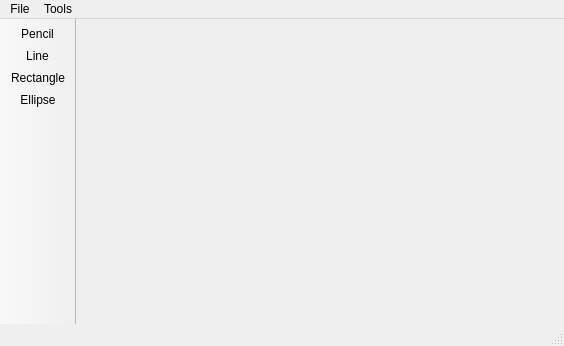
Before: the Qt Designer form mainwindow.ui in stand-by/MyPaint, drawn with Qt 5.
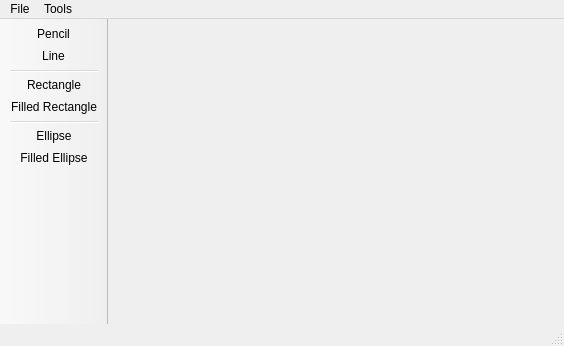
After: the same form once the commit is applied. Icons and pictures are not drawn.

Commit message: add icons for filled rectange and ellipse; remove messaage in status bar

```diff
--- a/mainwindow.ui
+++ b/mainwindow.ui
@@ -65,8 +65,12 @@
    </attribute>
    <addaction name="actionPencil"/>
    <addaction name="actionLine"/>
+   <addaction name="separator"/>
    <addaction name="actionRectangle"/>
+   <addaction name="actionFilled_Rectangle"/>
+   <addaction name="separator"/>
    <addaction name="actionEllipse"/>
+   <addaction name="actionFilled_Ellipse"/>
   </widget>
   <widget class="QStatusBar" name="statusBar"/>
   <action name="actionOpen">
@@ -141,6 +145,24 @@
     <string>Ellipse</string>
    </property>
   </action>
+  <action name="actionFilled_Rectangle">
+   <property name="icon">
+    <iconset resource="icons/icons.qrc">
+     <normaloff>:/icons/Rectangle-48.png</normaloff>:/icons/Rectangle-48.png</iconset>
+   </property>
+   <property name="text">
+    <string>Filled Rectangle</string>
+   </property>
+  </action>
+  <action name="actionFilled_Ellipse">
+   <property name="icon">
+    <iconset resource="icons/icons.qrc">
+     <normaloff>:/icons/Ellipse-48.png</normaloff>:/icons/Ellipse-48.png</iconset>
+   </property>
+   <property name="text">
+    <string>Filled Ellipse</string>
+   </property>
+  </action>
  </widget>
  <layoutdefault spacing="6" margin="11"/>
  <resources>
```
Left out of the diff: 4 changed lines with no effect on the pictures. The commit also changes 1 other file.
